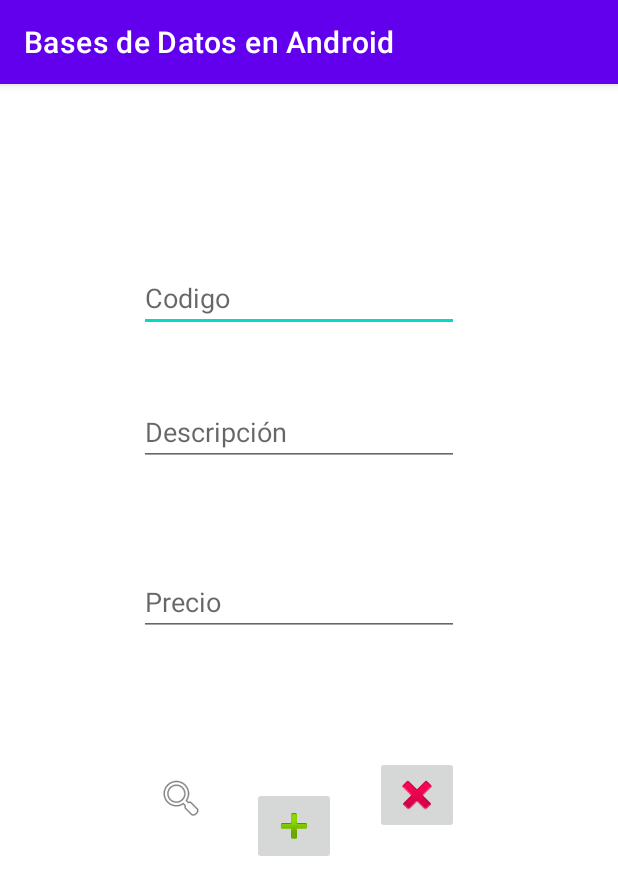
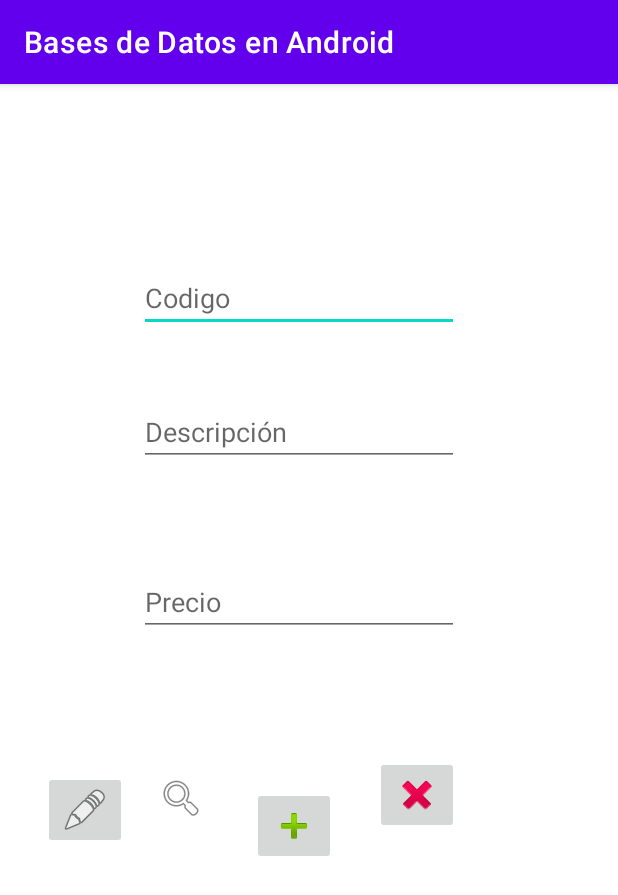
Before and after one commit to Reales09/Base-de-Datos-SQLite, an Android app: the screen it shows after launch (MainActivity), on a phone screen of 412 x 824 dp. Shown: the top 895 px of the screen. Run offline under Robolectric (Android 15) with nearby library versions, the phone set to English and light mode, and no system bars.

```diff
--- a/app/src/main/res/layout/activity_main.xml
+++ b/app/src/main/res/layout/activity_main.xml
@@ -95,4 +95,17 @@
         app:layout_constraintTop_toBottomOf="@+id/txtPrecio"
         app:layout_constraintVertical_bias="0.0"
         app:srcCompat="@android:drawable/ic_delete" />
+
+    <ImageButton
+        android:id="@+id/imageButton3"
+        android:layout_width="wrap_content"
+        android:layout_height="wrap_content"
+        android:onClick="editar"
+        app:layout_constraintBottom_toBottomOf="parent"
+        app:layout_constraintEnd_toStartOf="@+id/imageView"
+        app:layout_constraintHorizontal_bias="0.591"
+        app:layout_constraintStart_toStartOf="parent"
+        app:layout_constraintTop_toBottomOf="@+id/txtPrecio"
+        app:layout_constraintVertical_bias="0.258"
+        app:srcCompat="@android:drawable/ic_menu_edit" />
 </androidx.constraintlayout.widget.ConstraintLayout>
```
Also changed, not shown: app/src/main/java/com/example/basesdedatosenandroid/MainActivity.kt (+26 -0 lines).
